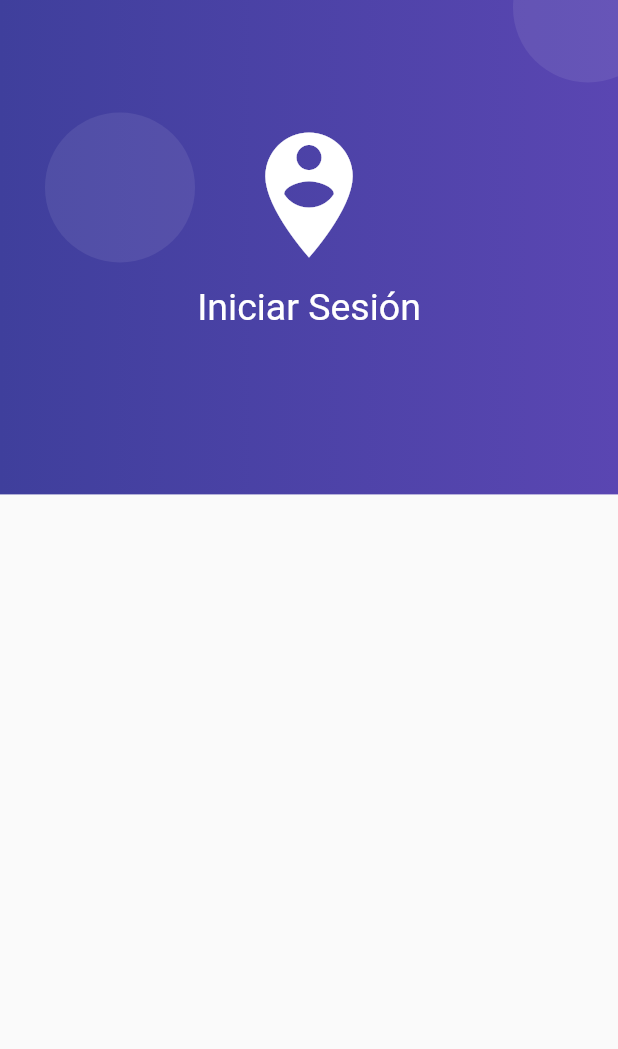
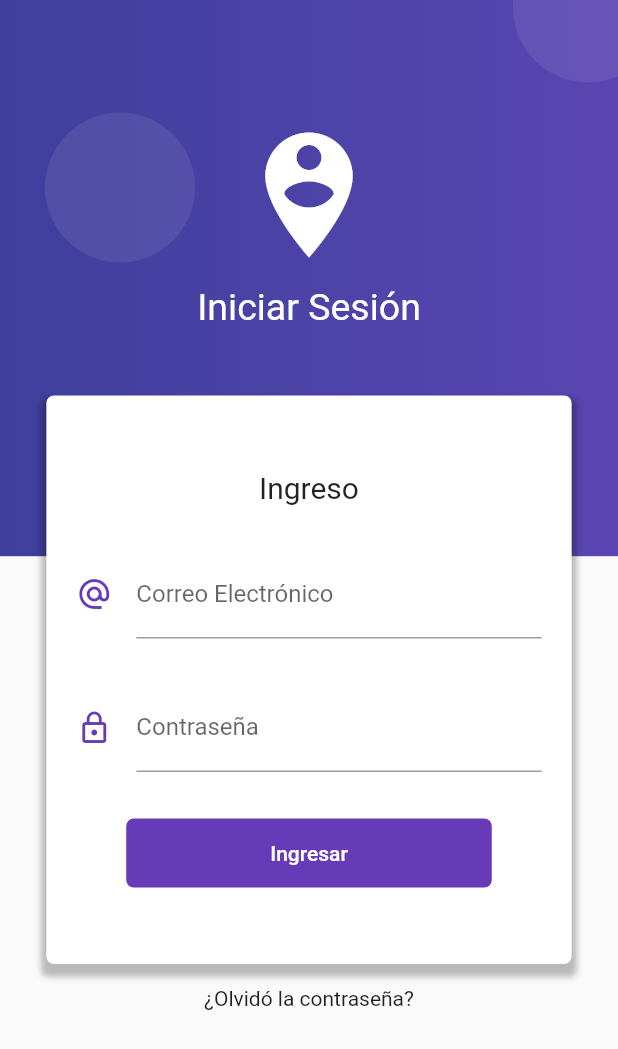
Before and after one commit to Frank712/forms-flutter, a Flutter app: the screen it shows after launch, on a phone screen of 412 x 824 dp. Shown: the top 1049 px of the screen. Run offline on Flutter 3.47's test engine with Material 2 defaults, Android fonts, the phone set to English and light mode, and no system bars.

Commit message:
ADD: login form

```diff
--- a/lib/src/pages/login_page.dart
+++ b/lib/src/pages/login_page.dart
@@ -5,14 +5,107 @@ class LoginPage extends StatelessWidget {
   Widget build(BuildContext context) {
     return Scaffold(
       body: Stack(
-      children: <Widget>[_createBackground(context)],
+        children: <Widget>[_createBackground(context), _loginForm(context)],
     ));
+  }
+
+  Widget _loginForm(BuildContext context) {
+    final size = MediaQuery.of(context).size;
+    return SingleChildScrollView(
+      child: Column(
+        children: <Widget>[
+          SafeArea(
+            child: Container(
+              height: size.height * 0.32,
+            ),
+          ),
+          Container(
+            width: size.width * 0.85,
+            padding: EdgeInsets.symmetric(vertical: 50.0),
+            decoration: BoxDecoration(
+                color: Colors.white,
+                borderRadius: BorderRadius.circular(5.0),
+                boxShadow: <BoxShadow>[
+                  BoxShadow(
+                      color: Colors.black26,
+                      blurRadius: 3.0,
+                      offset: Offset(0.0, 5.0),
+                      spreadRadius: 3.0)
+                ]),
+            child: Column(
+              children: <Widget>[
+                Text(
+                  'Ingreso',
+                  style: TextStyle(fontSize: 20.0),
+                ),
+                SizedBox(
+                  height: 30.0,
+                ),
+                _createEmailInput(),
+                SizedBox(
+                  height: 30.0,
+                ),
+                _createPasswordInput(),
+                SizedBox(
+                  height: 30.0,
+                ),
+                _createButton()
+              ],
+            ),
+          ),
+          SizedBox(height: 15.0,),
+          Text('¿Olvidó la contraseña?'),
+          SizedBox(height: 50.0,),
+        ],
+      )
+    );
+  }
+
+  Widget _createEmailInput() {
+    return Container(
+      padding: EdgeInsets.symmetric(horizontal: 20.0),
+      child: TextField(
+        keyboardType: TextInputType.emailAddress,
+        decoration: InputDecoration(
+            icon: Icon(Icons.alternate_email, color: Colors.deepPurple),
+            hintText: 'ejemplo@correo.com',
+            labelText: 'Correo Electrónico'),
+      ),
+    );
+  }
+
+  Widget _createPasswordInput() {
+    return Container(
+      padding: EdgeInsets.symmetric(horizontal: 20.0),
+      child: TextField(
+        obscureText: true,
+        decoration: InputDecoration(
+            icon: Icon(Icons.lock_outline, color: Colors.deepPurple),
+            labelText: 'Contraseña'),
+      ),
+    );
+  }
+
+  Widget _createButton() {
+    return RaisedButton(
+      child: Container(
+        padding: EdgeInsets.symmetric(vertical: 15.0, horizontal: 80.0),
+        child: Text('Ingresar'),
+      ),
+      shape: RoundedRectangleBorder(
+        borderRadius: BorderRadius.circular(5.0)
+      ),
+      elevation: 0.0,
+      color: Colors.deepPurple,
+      textColor: Colors.white,
+      onPressed: () {},
+    );
   }
 
   Widget _createBackground(BuildContext context) {
     final size = MediaQuery.of(context).size;
     final purpleBackground = Container(
-      height: size.height * 0.4,
+      height: size.height * 0.45,
       width: double.infinity,
       decoration: BoxDecoration(
           gradient: LinearGradient(colors: <Color>[
@@ -52,11 +145,14 @@ class LoginPage extends StatelessWidget {
             child: Column(
               children: <Widget>[
                 Icon(Icons.person_pin_circle, color: Colors.white, size: 100.0),
-              SizedBox(height: 10.0, width: double.infinity,),
-              Text('Iniciar Sesión', style: TextStyle(color: Colors.white, fontSize: 25.0))
+                SizedBox(
+                  height: 10.0,
+                  width: double.infinity,
+                ),
+                Text('Iniciar Sesión',
+                    style: TextStyle(color: Colors.white, fontSize: 25.0))
               ],
-          )
-        )
+            ))
       ],
     );
   }
```
Lines whose indentation alone changed are shown as unchanged.
